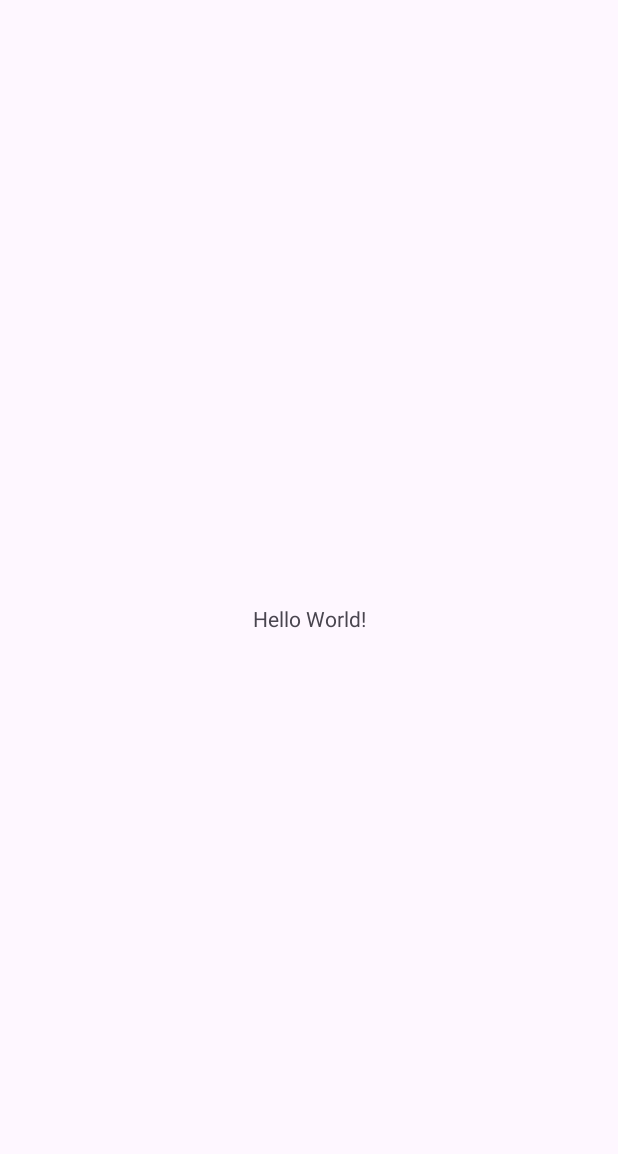
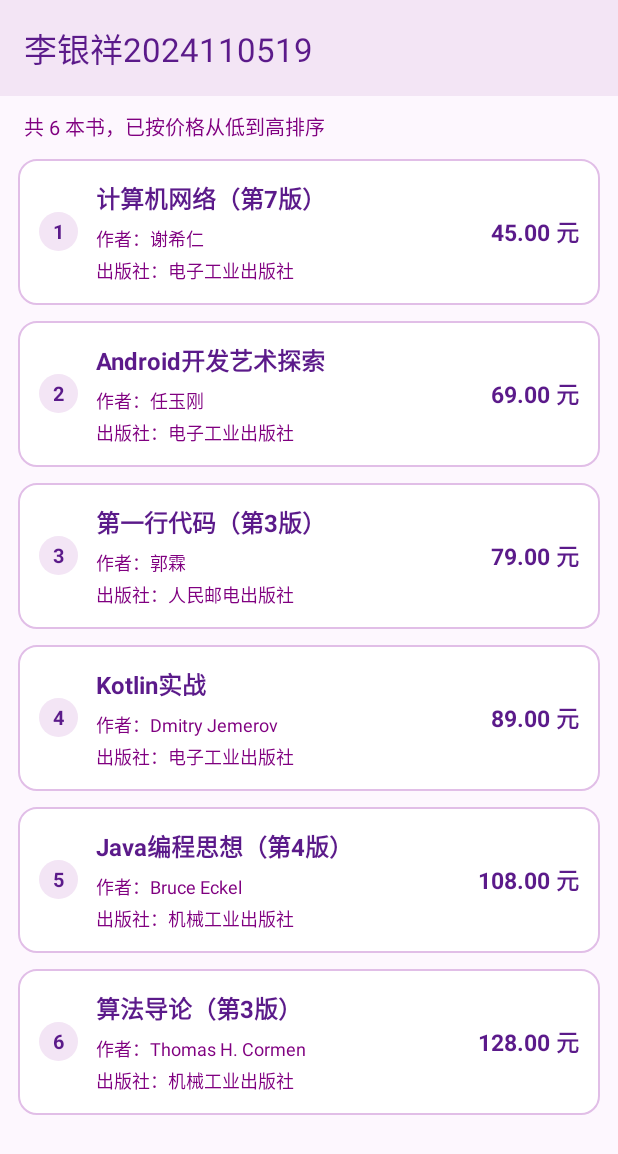
Before and after one commit to LYX123-Dotcom/BookManagerLiYinXiang, an Android app: the screen it shows after launch (MainActivity), on a phone screen of 412 x 824 dp. Before the commit the part shown is almost empty. Shown: the top 1154 px of the screen. Run offline under Robolectric (Android 15) with nearby library versions, the phone set to English and light mode, and no system bars.

Commit message:
实现书籍信息管理功能：书籍类、按价格升序排序、列表展示与详情页跳转

```diff
--- /dev/null
+++ b/app/src/main/java/cn/edu/sicnu/cs/lyx/bookmanager/Book.kt
@@ -0,0 +1,13 @@
+package cn.edu.sicnu.cs.lyx.bookmanager
+
+import java.util.Locale
+
+data class Book(
+    val title: String,
+    val author: String,
+    val publisher: String,
+    val price: Double
+) {
+    val priceText: String
+        get() = String.format(Locale.CHINA, "%.2f 元", price)
+}
--- /dev/null
+++ b/app/src/main/java/cn/edu/sicnu/cs/lyx/bookmanager/BookAdapter.kt
@@ -0,0 +1,47 @@
+package cn.edu.sicnu.cs.lyx.bookmanager
+
+import android.view.LayoutInflater
+import android.view.View
+import android.view.ViewGroup
+import android.widget.BaseAdapter
+import android.widget.TextView
+
+class BookAdapter(
+    private val context: android.content.Context,
+    private val books: List<Book>
+) : BaseAdapter() {
+
+    override fun getCount(): Int = books.size
+
+    override fun getItem(position: Int): Book = books[position]
+
+    override fun getItemId(position: Int): Long = position.toLong()
+
+    override fun getView(position: Int, convertView: View?, parent: ViewGroup?): View {
+        val view: View
+        val holder: ViewHolder
+        if (convertView == null) {
+            view = LayoutInflater.from(context).inflate(R.layout.item_book, parent, false)
+            holder = ViewHolder(view)
+            view.tag = holder
+        } else {
+            view = convertView
+            holder = view.tag as ViewHolder
+        }
+        val book = books[position]
+        holder.tvIndex.text = (position + 1).toString()
+        holder.tvTitle.text = book.title
+        holder.tvAuthor.text = "作者：" + book.author
+        holder.tvPublisher.text = "出版社：" + book.publisher
+        holder.tvPrice.text = book.priceText
+        return view
+    }
+
+    private class ViewHolder(view: View) {
+        val tvIndex: TextView = view.findViewById(R.id.tvIndex)
+        val tvTitle: TextView = view.findViewById(R.id.tvTitle)
+        val tvAuthor: TextView = view.findViewById(R.id.tvAuthor)
+        val tvPublisher: TextView = view.findViewById(R.id.tvPublisher)
+        val tvPrice: TextView = view.findViewById(R.id.tvPrice)
+    }
+}
--- a/app/src/main/java/cn/edu/sicnu/cs/lyx/bookmanager/MainActivity.kt
+++ b/app/src/main/java/cn/edu/sicnu/cs/lyx/bookmanager/MainActivity.kt
@@ -1,13 +1,61 @@
 package cn.edu.sicnu.cs.lyx.bookmanager
 
+import android.content.Intent
 import android.os.Bundle
+import android.view.View
+import android.widget.ListView
+import android.widget.TextView
 import androidx.activity.enableEdgeToEdge
 import androidx.appcompat.app.AppCompatActivity
+import androidx.core.view.ViewCompat
+import androidx.core.view.WindowInsetsCompat
+import com.google.android.material.appbar.MaterialToolbar
 
 class MainActivity : AppCompatActivity() {
+
+    private val bookList = ArrayList<Book>()
+
     override fun onCreate(savedInstanceState: Bundle?) {
         super.onCreate(savedInstanceState)
         enableEdgeToEdge()
         setContentView(R.layout.activity_main)
+
+        val root = findViewById<View>(R.id.root)
+        ViewCompat.setOnApplyWindowInsetsListener(root) { view, insets ->
+            val systemBars = insets.getInsets(WindowInsetsCompat.Type.systemBars())
+            view.setPadding(systemBars.left, systemBars.top, systemBars.right, systemBars.bottom)
+            insets
+        }
+
+        val toolbar = findViewById<MaterialToolbar>(R.id.toolbar)
+        setSupportActionBar(toolbar)
+        supportActionBar?.title = getString(R.string.activity_title)
+
+        createBooks()
+        bookList.sortBy { it.price }
+
+        findViewById<TextView>(R.id.tvSummary).text =
+            getString(R.string.list_summary, bookList.size)
+
+        val listView = findViewById<ListView>(R.id.lvBooks)
+        listView.adapter = BookAdapter(this, bookList)
+        listView.setOnItemClickListener { _, _, position, _ ->
+            val book = bookList[position]
+            val intent = Intent(this, BookDetailActivity::class.java)
+            intent.putExtra(BookDetailActivity.EXTRA_TITLE, book.title)
+            intent.putExtra(BookDetailActivity.EXTRA_AUTHOR, book.author)
+            intent.putExtra(BookDetailActivity.EXTRA_PUBLISHER, book.publisher)
+            intent.putExtra(BookDetailActivity.EXTRA_PRICE, book.price)
+            startActivity(intent)
+        }
+    }
+
+    private fun createBooks() {
+        bookList.add(Book("第一行代码（第3版）", "郭霖", "人民邮电出版社", 79.00))
+        bookList.add(Book("Java编程思想（第4版）", "Bruce Eckel", "机械工业出版社", 108.00))
+        bookList.add(Book("算法导论（第3版）", "Thomas H. Cormen", "机械工业出版社", 128.00))
+        bookList.add(Book("Android开发艺术探索", "任玉刚", "电子工业出版社", 69.00))
+        bookList.add(Book("计算机网络（第7版）", "谢希仁", "电子工业出版社", 45.00))
+        bookList.add(Book("Kotlin实战", "Dmitry Jemerov", "电子工业出版社", 89.00))
     }
 }
--- /dev/null
+++ b/app/src/main/res/drawable/bg_card.xml
@@ -0,0 +1,9 @@
+<?xml version="1.0" encoding="utf-8"?>
+<shape xmlns:android="http://schemas.android.com/apk/res/android"
+    android:shape="rectangle">
+    <solid android:color="@color/white" />
+    <corners android:radius="12dp" />
+    <stroke
+        android:width="1dp"
+        android:color="@color/purple_divider" />
+</shape>
--- /dev/null
+++ b/app/src/main/res/drawable/bg_index.xml
@@ -0,0 +1,5 @@
+<?xml version="1.0" encoding="utf-8"?>
+<shape xmlns:android="http://schemas.android.com/apk/res/android"
+    android:shape="oval">
+    <solid android:color="@color/purple_light" />
+</shape>
--- a/app/src/main/res/layout/activity_main.xml
+++ b/app/src/main/res/layout/activity_main.xml
@@ -1,19 +1,44 @@
 <?xml version="1.0" encoding="utf-8"?>
-<androidx.constraintlayout.widget.ConstraintLayout xmlns:android="http://schemas.android.com/apk/res/android"
+<LinearLayout xmlns:android="http://schemas.android.com/apk/res/android"
     xmlns:app="http://schemas.android.com/apk/res-auto"
     xmlns:tools="http://schemas.android.com/tools"
-    android:id="@+id/main"
+    android:id="@+id/root"
     android:layout_width="match_parent"
     android:layout_height="match_parent"
+    android:background="@color/page_bg"
+    android:orientation="vertical"
     tools:context=".MainActivity">
 
+    <com.google.android.material.appbar.MaterialToolbar
+        android:id="@+id/toolbar"
+        android:layout_width="match_parent"
+        android:layout_height="?attr/actionBarSize"
+        android:background="@color/purple_light"
+        app:title="@string/activity_title"
+        app:titleTextColor="@color/purple_deep" />
+
     <TextView
-        android:layout_width="wrap_content"
+        android:id="@+id/tvSummary"
+        android:layout_width="match_parent"
         android:layout_height="wrap_content"
-        android:text="Hello World!"
-        app:layout_constraintBottom_toBottomOf="parent"
-        app:layout_constraintEnd_toEndOf="parent"
-        app:layout_constraintStart_toStartOf="parent"
-        app:layout_constraintTop_toTopOf="parent" />
+        android:layout_marginStart="16dp"
+        android:layout_marginTop="10dp"
+        android:layout_marginEnd="16dp"
+        android:textColor="@color/purple_text"
+        android:textSize="13sp"
+        tools:text="共 6 本书，已按价格从低到高排序" />
 
-</androidx.constraintlayout.widget.ConstraintLayout>
+    <ListView
+        android:id="@+id/lvBooks"
+        android:layout_width="match_parent"
+        android:layout_height="0dp"
+        android:layout_weight="1"
+        android:clipToPadding="false"
+        android:divider="@null"
+        android:dividerHeight="0dp"
+        android:paddingTop="6dp"
+        android:paddingBottom="10dp"
+        android:scrollbars="none"
+        tools:listitem="@layout/item_book" />
+
+</LinearLayout>
--- /dev/null
+++ b/app/src/main/res/layout/item_book.xml
@@ -0,0 +1,84 @@
+<?xml version="1.0" encoding="utf-8"?>
+<FrameLayout xmlns:android="http://schemas.android.com/apk/res/android"
+    xmlns:tools="http://schemas.android.com/tools"
+    android:layout_width="match_parent"
+    android:layout_height="wrap_content"
+    android:paddingStart="12dp"
+    android:paddingTop="5dp"
+    android:paddingEnd="12dp"
+    android:paddingBottom="5dp">
+
+    <LinearLayout
+        android:layout_width="match_parent"
+        android:layout_height="wrap_content"
+        android:background="@drawable/bg_card"
+        android:gravity="center_vertical"
+        android:orientation="horizontal"
+        android:padding="14dp">
+
+        <TextView
+            android:id="@+id/tvIndex"
+            android:layout_width="26dp"
+            android:layout_height="26dp"
+            android:background="@drawable/bg_index"
+            android:gravity="center"
+            android:textColor="@color/purple_deep"
+            android:textSize="13sp"
+            android:textStyle="bold"
+            tools:text="1" />
+
+        <LinearLayout
+            android:layout_width="0dp"
+            android:layout_height="wrap_content"
+            android:layout_marginStart="12dp"
+            android:layout_weight="1"
+            android:orientation="vertical">
+
+            <TextView
+                android:id="@+id/tvTitle"
+                android:layout_width="match_parent"
+                android:layout_height="wrap_content"
+                android:ellipsize="end"
+                android:maxLines="1"
+                android:textColor="@color/purple_deep"
+                android:textSize="16sp"
+                android:textStyle="bold"
+                tools:text="计算机网络（第7版）" />
+
+            <TextView
+                android:id="@+id/tvAuthor"
+                android:layout_width="match_parent"
+                android:layout_height="wrap_content"
+                android:layout_marginTop="6dp"
+                android:ellipsize="end"
+                android:maxLines="1"
+                android:textColor="@color/purple_text"
+                android:textSize="12sp"
+                tools:text="作者：谢希仁" />
+
+            <TextView
+                android:id="@+id/tvPublisher"
+                android:layout_width="match_parent"
+                android:layout_height="wrap_content"
+                android:layout_marginTop="3dp"
+                android:ellipsize="end"
+                android:maxLines="1"
+                android:textColor="@color/purple_text"
+                android:textSize="12sp"
+                tools:text="出版社：电子工业出版社" />
+
+        </LinearLayout>
+
+        <TextView
+            android:id="@+id/tvPrice"
+            android:layout_width="wrap_content"
+            android:layout_height="wrap_content"
+            android:layout_marginStart="8dp"
+            android:textColor="@color/purple_deep"
+            android:textSize="15sp"
+            android:textStyle="bold"
+            tools:text="45.00 元" />
+
+    </LinearLayout>
+
+</FrameLayout>
--- a/app/src/main/res/values/colors.xml
+++ b/app/src/main/res/values/colors.xml
@@ -3,6 +3,8 @@
     <color name="purple_text">#800080</color>
     <color name="purple_deep">#5B1A8A</color>
     <color name="purple_light">#F3E5F5</color>
+    <color name="purple_divider">#E1BEE7</color>
+    <color name="page_bg">#FDF7FE</color>
     <color name="white">#FFFFFFFF</color>
     <color name="black">#FF000000</color>
 </resources>
--- a/app/src/main/res/values/strings.xml
+++ b/app/src/main/res/values/strings.xml
@@ -1,3 +1,6 @@
 <resources>
     <string name="app_name">书籍信息管理</string>
+    <string name="activity_title">李银祥2024110519</string>
+    <string name="detail_title">书籍详情</string>
+    <string name="list_summary">共 %1$d 本书，已按价格从低到高排序</string>
 </resources>
```
Also changed, not shown: app/src/main/AndroidManifest.xml (+11 -3 lines), app/src/main/java/cn/edu/sicnu/cs/lyx/bookmanager/BookDetailActivity.kt (added, +52 -0 lines), app/src/main/res/drawable/bg_cover.xml (added, +9 -0 lines), app/src/main/res/layout/activity_book_detail.xml (added, +166 -0 lines), 3 other files.
